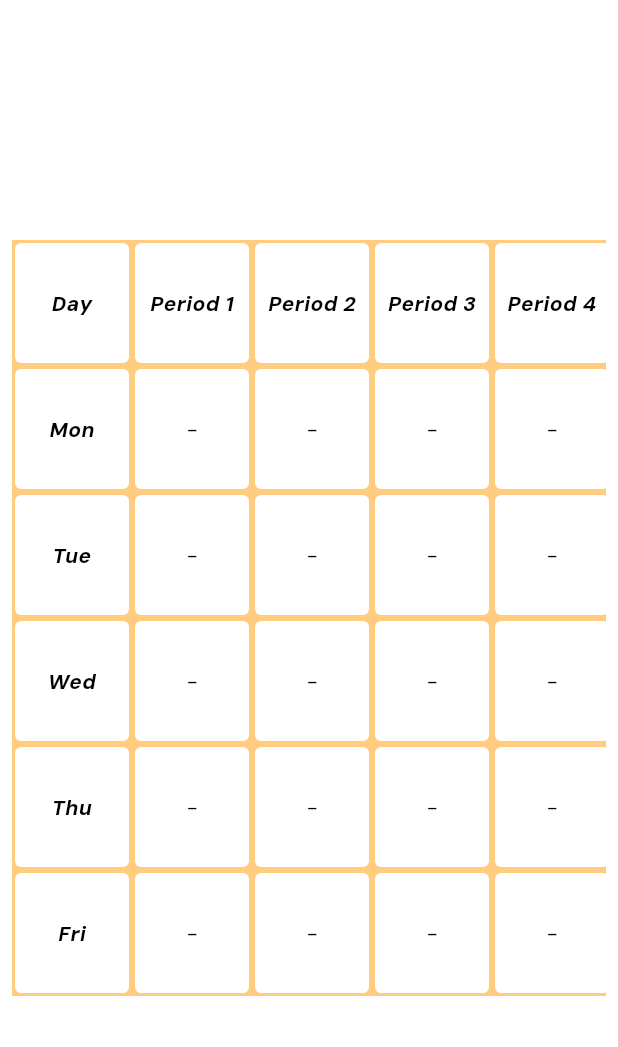
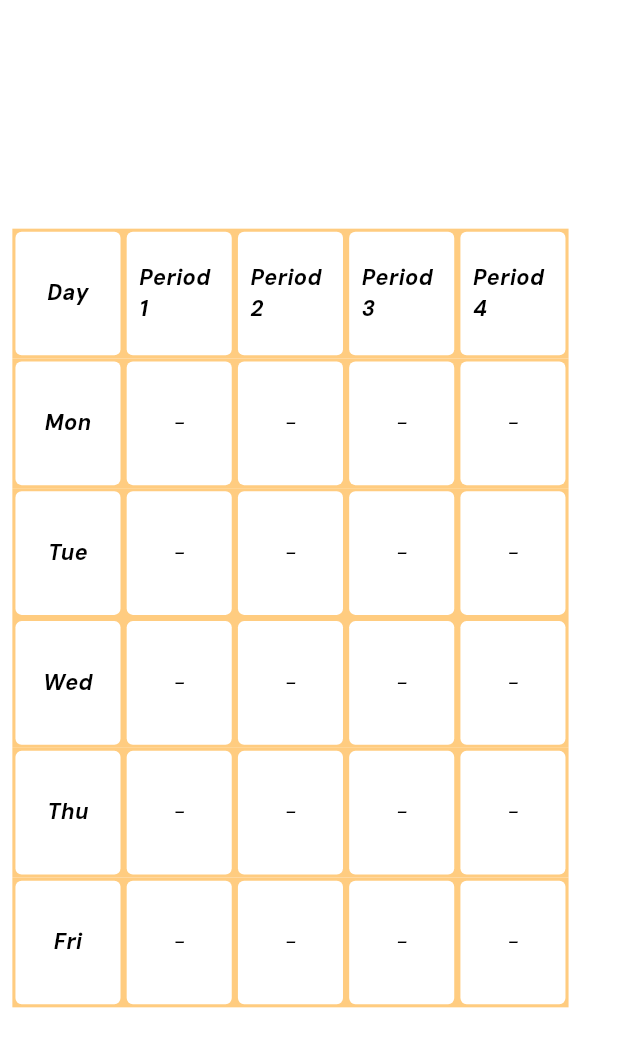
Before and after one commit to SafreenaMisriya/Timetable-Application, a Flutter app: the TimetableScreen screen opened directly with empty values, on a phone screen of 412 x 824 dp. Shown: the top 1047 px of the screen. Run offline on Flutter 3.47's test engine with Material 3 defaults, Android fonts, the phone set to English and light mode, and no system bars; our stand-ins replace cloud_firestore, firebase_core; accounts and stored records are empty; network calls fail.

Commit message:
fixed all issues

```diff
--- a/lib/main.dart
+++ b/lib/main.dart
@@ -21,6 +21,7 @@ class MyApp extends StatelessWidget {
       theme: ThemeData(
           primaryColor: Colors.white,
           fontFamily: 'DMSans',
+          appBarTheme: const AppBarTheme(color: Colors.white),
           scaffoldBackgroundColor: Colors.white),
       home:const HomeScreen(),
     );
--- a/lib/view/timetable_view/timetable_view.dart
+++ b/lib/view/timetable_view/timetable_view.dart
@@ -4,7 +4,7 @@ import 'package:flutter/material.dart';
 import '../../model/subject_model.dart';
 import '../../model/timetable_model.dart';
 import '../../service/timetable_services.dart';
-
+import '../../widget/mediaquery.dart';
 class TimetableScreen extends StatefulWidget {
   final String courseId;
 
@@ -49,24 +49,24 @@ class _TimetableScreenState extends State<TimetableScreen> {
   Widget build(BuildContext context) {
     return Scaffold(
       body: Padding(
-        padding: const EdgeInsets.all(8.0),
+        padding: EdgeInsets.all(mediaquerywidth(0.02, context)),
         child: Column(
           mainAxisAlignment: MainAxisAlignment.center,
           children: [
             Table(
-              defaultColumnWidth: const FixedColumnWidth(80),
+              defaultColumnWidth: FixedColumnWidth(mediaquerywidth(0.18, context)),
               children: [
                 TableRow(
                   decoration: BoxDecoration(color: Colors.orange[200]),
                   children: [
-                    buildTableCell('Day', fontWeight: FontWeight.bold),
-                    buildTableCell('Period 1', fontWeight: FontWeight.bold),
-                    buildTableCell('Period 2', fontWeight: FontWeight.bold),
-                    buildTableCell('Period 3', fontWeight: FontWeight.bold),
-                    buildTableCell('Period 4', fontWeight: FontWeight.bold),
+                    buildTableCell(context, 'Day', fontWeight: FontWeight.bold),
+                    buildTableCell(context, 'Period 1', fontWeight: FontWeight.bold),
+                    buildTableCell(context, 'Period 2', fontWeight: FontWeight.bold),
+                    buildTableCell(context, 'Period 3', fontWeight: FontWeight.bold),
+                    buildTableCell(context, 'Period 4', fontWeight: FontWeight.bold),
                   ],
                 ),
-                ..._buildTimetableRows(),
+                ..._buildTimetableRows(context),
               ],
             ),
           ],
@@ -75,18 +75,17 @@ class _TimetableScreenState extends State<TimetableScreen> {
     );
   }
 
-  List<TableRow> _buildTimetableRows() {
+  List<TableRow> _buildTimetableRows(BuildContext context) {
     final weekDays = ['Mon', 'Tue', 'Wed', 'Thu', 'Fri'];
     final tableRows = <TableRow>[];
 
     for (var day in weekDays) {
-      final entriesForDay =
-          _timetable.where((entry) => entry.day == day).toList();
+      final entriesForDay = _timetable.where((entry) => entry.day == day).toList();
       final periodCells = <Widget>[];
 
       for (int period = 1; period <= 4; period++) {
-        final entry =
-            entriesForDay.firstWhere((entry) => entry.period == period,
+        final entry = entriesForDay.firstWhere(
+          (entry) => entry.period == period,
           orElse: () => TimetableEntry(
             id: '',
             day: day,
@@ -94,63 +93,86 @@ class _TimetableScreenState extends State<TimetableScreen> {
             subject: '-',
             startTime: '',
             endTime: '',
-                    ));
-        periodCells.add(Container(
-            height: 80,
-            padding: const EdgeInsets.all(8),
-            margin: const EdgeInsets.all(2),
+          ),
+        );
+
+        periodCells.add(
+          Container(
+            height: mediaqueryheight(0.1, context),
+            padding: EdgeInsets.all(mediaquerywidth(0.02, context)),
+            margin: EdgeInsets.all(mediaquerywidth(0.005, context)),
             decoration: BoxDecoration(
               color: Colors.white,
-              borderRadius: BorderRadius.circular(4),
+              borderRadius: BorderRadius.circular(mediaquerywidth(0.01, context)),
             ),
             child: Center(
               child: Text(
                 entry.subject,
-              style: const TextStyle(
-                  fontWeight: FontWeight.w400, color: Colors.black),
-            ))));
+                style: TextStyle(
+                  fontWeight: FontWeight.w400,
+                  color: Colors.black,
+                  fontSize: mediaquerywidth(0.035, context),
+                ),
+              ),
+            ),
+          ),
+        );
       }
 
-      tableRows.add(TableRow(
+      tableRows.add(
+        TableRow(
           decoration: BoxDecoration(color: Colors.orange[200]),
           children: [
             Container(
-            height: 80,
-            padding: const EdgeInsets.all(8),
-            margin: const EdgeInsets.all(2),
+              height: mediaqueryheight(0.1, context),
+              padding: EdgeInsets.all(mediaquerywidth(0.02, context)),
+              margin: EdgeInsets.all(mediaquerywidth(0.005, context)),
               decoration: BoxDecoration(
                 color: Colors.white,
-              borderRadius: BorderRadius.circular(4),
+                borderRadius: BorderRadius.circular(mediaquerywidth(0.01, context)),
               ),
               child: Center(
                 child: Text(
                   day,
-              style: const TextStyle(
-                  fontWeight: FontWeight.bold, color: Colors.black),
-            )),
+                  style: TextStyle(
+                    fontWeight: FontWeight.bold,
+                    color: Colors.black,
+                    fontSize: mediaquerywidth(0.035, context),
+                  ),
+                ),
+              ),
             ),
             ...periodCells,
           ],
-      ));
+        ),
+      );
     }
     return tableRows;
   }
 
-  TableCell buildTableCell(String text,
-      {FontWeight fontWeight = FontWeight.normal, Color? color}) {
+  TableCell buildTableCell(
+    BuildContext context,
+    String text, {
+    FontWeight fontWeight = FontWeight.normal,
+    Color? color,
+  }) {
     return TableCell(
       child: Container(
-        height: 80,
-        padding: const EdgeInsets.all(8),
-        margin: const EdgeInsets.all(2),
+        height: mediaqueryheight(0.1, context),
+        padding: EdgeInsets.all(mediaquerywidth(0.02, context)),
+        margin: EdgeInsets.all(mediaquerywidth(0.005, context)),
         decoration: BoxDecoration(
           color: Colors.white,
-          borderRadius: BorderRadius.circular(4),
+          borderRadius: BorderRadius.circular(mediaquerywidth(0.01, context)),
         ),
         child: Center(
           child: Text(
             text,
-            style: TextStyle(fontWeight: fontWeight, color: Colors.black),
+            style: TextStyle(
+              fontWeight: fontWeight,
+              color: Colors.black,
+              fontSize: mediaquerywidth(0.035, context),
+            ),
           ),
         ),
       ),
--- /dev/null
+++ b/lib/widget/mediaquery.dart
@@ -0,0 +1,9 @@
+import 'package:flutter/material.dart';
+
+double mediaqueryheight(double value, context) {
+  return MediaQuery.of(context).size.height * value;
+}
+
+double mediaquerywidth(double value, context) {
+  return MediaQuery.of(context).size.width * value;
+}
```
Also changed, not shown: lib/view/home_view/home_view.dart (+45 -20 lines). Lines whose indentation alone changed are shown as unchanged.
